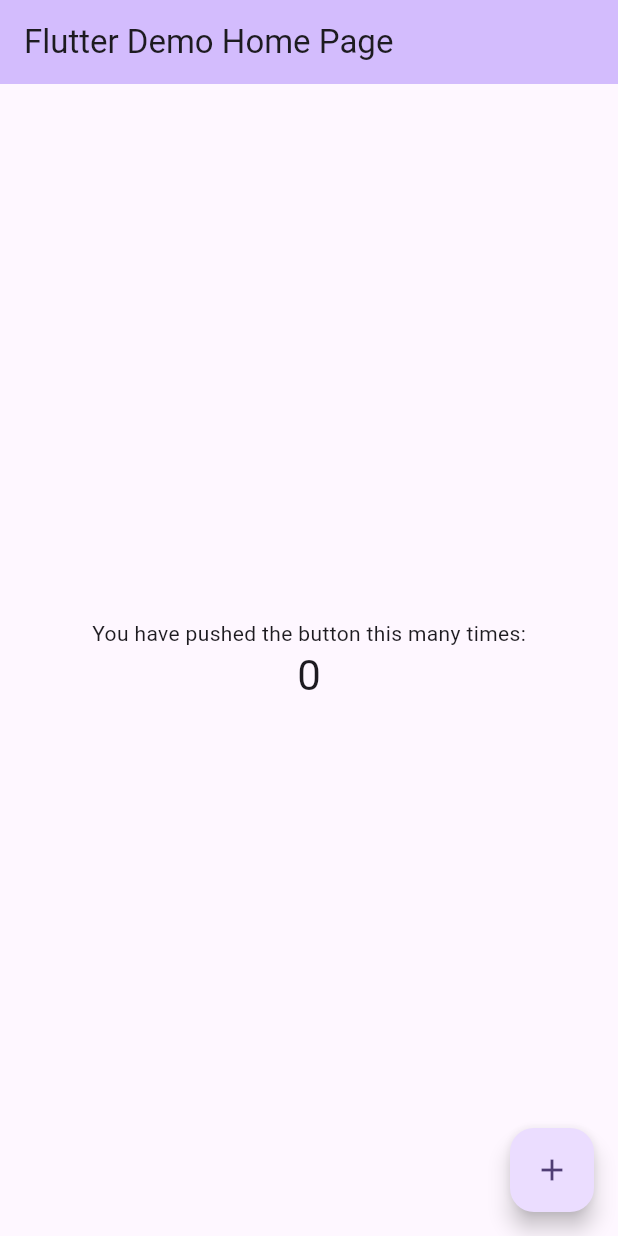
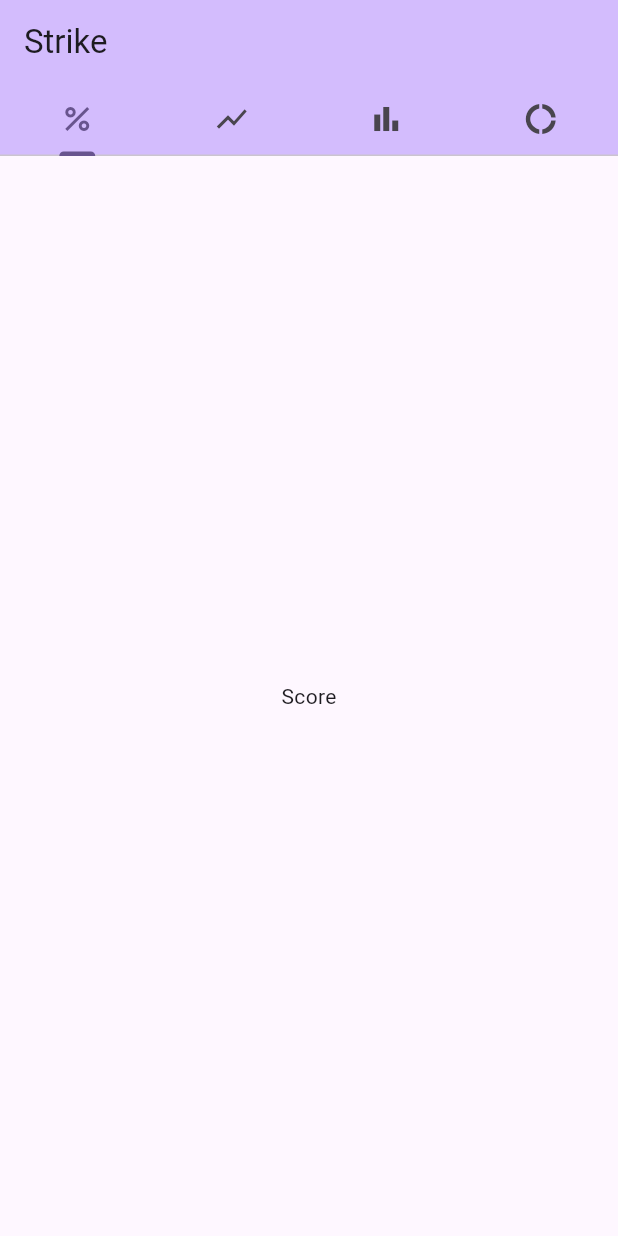
Before and after one commit to ahsparrow/strike, a Flutter app: the screen it shows after launch, on a phone screen of 412 x 824 dp. Run offline on Flutter 3.47's test engine with Material 3 defaults, Android fonts, the phone set to English and light mode, and no system bars.

Commit message:
Tab layout

```diff
--- a/lib/main.dart
+++ b/lib/main.dart
@@ -7,119 +7,57 @@ void main() {
 class MyApp extends StatelessWidget {
   const MyApp({super.key});
 
-  // This widget is the root of your application.
   @override
   Widget build(BuildContext context) {
     return MaterialApp(
-      title: 'Flutter Demo',
+      title: 'Strike',
       theme: ThemeData(
-        // This is the theme of your application.
-        //
-        // TRY THIS: Try running your application with "flutter run". You'll see
-        // the application has a purple toolbar. Then, without quitting the app,
-        // try changing the seedColor in the colorScheme below to Colors.green
-        // and then invoke "hot reload" (save your changes or press the "hot
-        // reload" button in a Flutter-supported IDE, or press "r" if you used
-        // the command line to start the app).
-        //
-        // Notice that the counter didn't reset back to zero; the application
-        // state is not lost during the reload. To reset the state, use hot
-        // restart instead.
-        //
-        // This works for code too, not just values: Most code changes can be
-        // tested with just a hot reload.
         colorScheme: ColorScheme.fromSeed(seedColor: Colors.deepPurple),
         useMaterial3: true,
       ),
-      home: const MyHomePage(title: 'Flutter Demo Home Page'),
+      home: const MyHomePage(title: 'Strike'),
     );
   }
 }
 
-class MyHomePage extends StatefulWidget {
+class MyHomePage extends StatelessWidget {
   const MyHomePage({super.key, required this.title});
-
-  // This widget is the home page of your application. It is stateful, meaning
-  // that it has a State object (defined below) that contains fields that affect
-  // how it looks.
-
-  // This class is the configuration for the state. It holds the values (in this
-  // case the title) provided by the parent (in this case the App widget) and
-  // used by the build method of the State. Fields in a Widget subclass are
-  // always marked "final".
 
   final String title;
 
   @override
-  State<MyHomePage> createState() => _MyHomePageState();
-}
-
-class _MyHomePageState extends State<MyHomePage> {
-  int _counter = 0;
-
-  void _incrementCounter() {
-    setState(() {
-      // This call to setState tells the Flutter framework that something has
-      // changed in this State, which causes it to rerun the build method below
-      // so that the display can reflect the updated values. If we changed
-      // _counter without calling setState(), then the build method would not be
-      // called again, and so nothing would appear to happen.
-      _counter++;
-    });
-  }
-
-  @override
   Widget build(BuildContext context) {
-    // This method is rerun every time setState is called, for instance as done
-    // by the _incrementCounter method above.
-    //
-    // The Flutter framework has been optimized to make rerunning build methods
-    // fast, so that you can just rebuild anything that needs updating rather
-    // than having to individually change instances of widgets.
-    return Scaffold(
+    return DefaultTabController(
+      initialIndex: 0,
+      length: 4,
+      child: Scaffold(
         appBar: AppBar(
-        // TRY THIS: Try changing the color here to a specific color (to
-        // Colors.amber, perhaps?) and trigger a hot reload to see the AppBar
-        // change color while the other colors stay the same.
           backgroundColor: Theme.of(context).colorScheme.inversePrimary,
-        // Here we take the value from the MyHomePage object that was created by
-        // the App.build method, and use it to set our appbar title.
-        title: Text(widget.title),
+          title: Text(title),
+          bottom: const TabBar(
+            tabs: [
+              Tab(
+                icon: Icon(Icons.percent),
               ),
-      body: Center(
-        // Center is a layout widget. It takes a single child and positions it
-        // in the middle of the parent.
-        child: Column(
-          // Column is also a layout widget. It takes a list of children and
-          // arranges them vertically. By default, it sizes itself to fit its
-          // children horizontally, and tries to be as tall as its parent.
-          //
-          // Column has various properties to control how it sizes itself and
-          // how it positions its children. Here we use mainAxisAlignment to
-          // center the children vertically; the main axis here is the vertical
-          // axis because Columns are vertical (the cross axis would be
-          // horizontal).
-          //
-          // TRY THIS: Invoke "debug painting" (choose the "Toggle Debug Paint"
-          // action in the IDE, or press "p" in the console), to see the
-          // wireframe for each widget.
-          mainAxisAlignment: MainAxisAlignment.center,
-          children: <Widget>[
-            const Text(
-              'You have pushed the button this many times:',
+              Tab(
+                icon: Icon(Icons.show_chart),
               ),
-            Text(
-              '$_counter',
-              style: Theme.of(context).textTheme.headlineMedium,
+              Tab(
+                icon: Icon(Icons.bar_chart),
+              ),
+              Tab(
+                icon: Icon(Icons.donut_large),
               ),
             ],
           ),
         ),
-      floatingActionButton: FloatingActionButton(
-        onPressed: _incrementCounter,
-        tooltip: 'Increment',
-        child: const Icon(Icons.add),
-      ), // This trailing comma makes auto-formatting nicer for build methods.
+        body: const TabBarView(children: [
+          Center(child: Text('Score')),
+          Center(child: Text('Line')),
+          Center(child: Text('RMS')),
+          Center(child: Text('Accuracy')),
+        ]),
+      ),
     );
   }
 }
```
Lines whose indentation alone changed are shown as unchanged.
